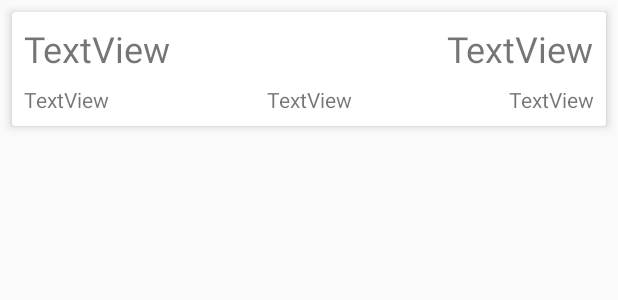
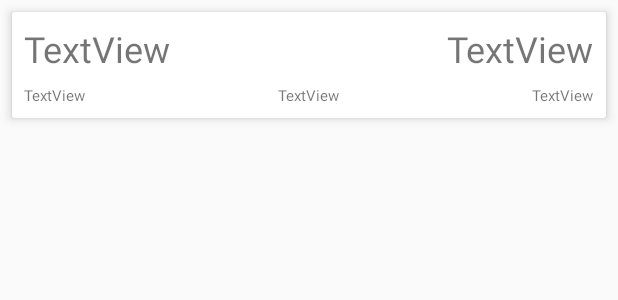
Before and after one commit to LordDarthArt/WeatherTestApp, an Android app: the layout single_item.xml on its own in the app's theme, with its tools: preview values and no code run, on a phone screen of 412 x 824 dp. Shown: the top 300 px of the screen. Run offline under Robolectric (Android 15) with nearby library versions, the light colour scheme and no system bars; network calls fail.

Commit message:
Updated something

```diff
--- a/app/src/main/res/layout/settings_city.xml
+++ b/app/src/main/res/layout/settings_city.xml
@@ -18,7 +18,7 @@
                 android:layout_width="wrap_content"
                 android:layout_height="wrap_content"
                 android:layout_marginTop="8dp"
-                android:layout_marginEnd="8dp"
+                android:layout_marginEnd="32dp"
                 android:rotation="-45"
                 app:layout_constraintEnd_toEndOf="parent"
                 app:layout_constraintTop_toTopOf="parent"
@@ -28,7 +28,7 @@
                 android:id="@+id/tvCity"
                 android:layout_width="0dp"
                 android:layout_height="wrap_content"
-                android:layout_marginStart="8dp"
+                android:layout_marginStart="32dp"
                 android:layout_marginEnd="8dp"
                 android:text="TextView"
                 app:layout_constraintBottom_toBottomOf="@+id/ivDelCity"
--- a/app/src/main/res/layout/single_item.xml
+++ b/app/src/main/res/layout/single_item.xml
@@ -49,10 +49,11 @@
                 android:id="@+id/tvDate"
                 android:layout_width="wrap_content"
                 android:layout_height="wrap_content"
-                android:layout_marginBottom="8dp"
                 android:layout_marginStart="8dp"
                 android:layout_marginTop="8dp"
+                android:layout_marginBottom="8dp"
                 android:text="TextView"
+                android:textSize="10sp"
                 app:layout_constraintBottom_toBottomOf="parent"
                 app:layout_constraintStart_toStartOf="parent"
                 app:layout_constraintTop_toBottomOf="@+id/tvCity" />
@@ -63,6 +64,7 @@
                 android:layout_height="wrap_content"
                 android:layout_marginTop="8dp"
                 android:text="TextView"
+                android:textSize="10sp"
                 app:layout_constraintEnd_toEndOf="@+id/tvTemp"
                 app:layout_constraintTop_toBottomOf="@+id/tvTemp" />
 
@@ -70,9 +72,10 @@
                 android:id="@+id/tvHighlow"
                 android:layout_width="wrap_content"
                 android:layout_height="wrap_content"
+                android:layout_marginStart="8dp"
                 android:layout_marginEnd="8dp"
-                android:layout_marginStart="8dp"
                 android:text="TextView"
+                android:textSize="10sp"
                 app:layout_constraintEnd_toStartOf="@+id/tvSuntime"
                 app:layout_constraintStart_toEndOf="@+id/tvDate"
                 app:layout_constraintTop_toTopOf="@+id/tvDate" />
```
Also changed, not shown: app/src/main/java/com/example/lorddarthart/weathertest/RecyclerViewAdapter.java (+5 -5 lines).
